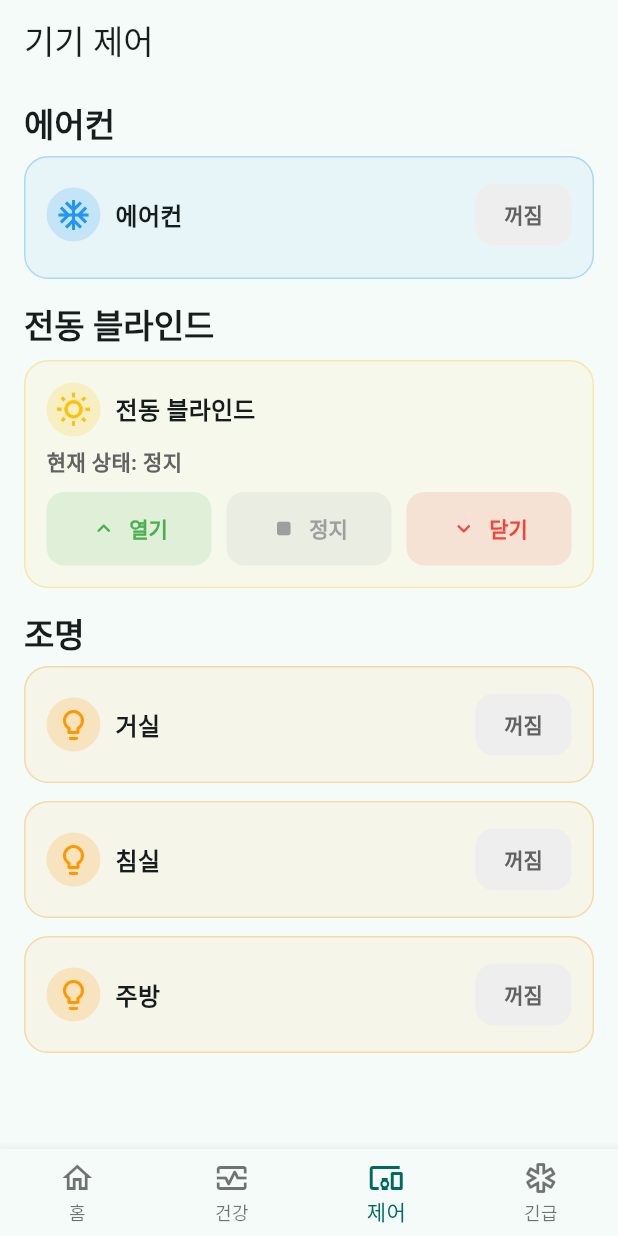
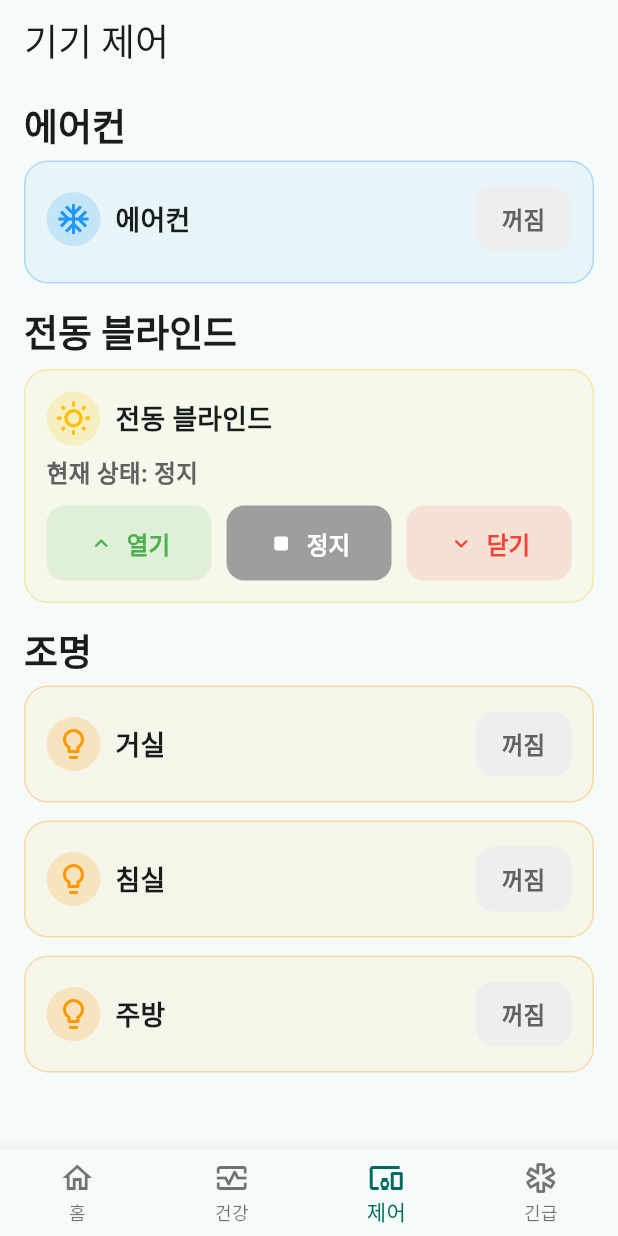
Before and after one commit to estherox123/finalhealthcheck, a Flutter app: the screen it shows after launch, item 3 of the bottom bar chosen, on a phone screen of 412 x 824 dp. Run offline on Flutter 3.47's test engine with Material 3 defaults, Android fonts, the phone set to English and light mode, and no system bars; our stand-ins replace fl_chart, package_info_plus, shared_preferences; missing offline and left inert: android_intent_plus, health; statements that could not run were skipped.

Commit message:
IOT buttons fixed, numbers and korean text size fixed

```diff
--- a/lib/pages/device_control_page.dart
+++ b/lib/pages/device_control_page.dart
@@ -1,3 +1,4 @@
+// lib/pages/device_control_page.dart
 import 'package:flutter/material.dart';
 
 import '../data/iot/device_control_controller.dart';
@@ -35,7 +36,7 @@ class _DeviceControlPageState extends State<DeviceControlPage> {
     final loading = _c.status != IotStatus.ready;
 
     return Scaffold(
-      appBar: AppBar(title: const Text('기기 제어')),
+      appBar: AppBar(title: Text('기기 제어', style: _kr(Theme.of(context).textTheme.titleLarge))),
       body: RefreshIndicator(
         onRefresh: () => _c.init(),
         child: ListView(
@@ -77,6 +78,12 @@ class _DeviceControlPageState extends State<DeviceControlPage> {
   }
 }
 
+/* --------------------------- 폰트 유틸(한글만 살짝 키우기) --------------------------- */
+
+const double _krScale = 1.12; // 한글 확대 배율(숫자 디스플레이는 제외)
+TextStyle? _kr(TextStyle? s, {double scale = _krScale}) =>
+    s?.copyWith(fontSize: (s.fontSize ?? 14) * scale);
+
 /* --------------------------- 공통 타이틀 --------------------------- */
 class _SectionTitle extends StatelessWidget {
   final String text;
@@ -86,10 +93,12 @@ class _SectionTitle extends StatelessWidget {
     padding: const EdgeInsets.only(bottom: 8),
     child: Text(
       text,
-      style: Theme.of(context)
+      style: _kr(
+        Theme.of(context)
             .textTheme
             .titleLarge
             ?.copyWith(fontWeight: FontWeight.w800),
+      ),
     ),
   );
 }
@@ -192,7 +201,6 @@ class _TimerGrid2x2 extends StatelessWidget {
   Widget build(BuildContext context) {
     const items = [0, 1, 2, 4];
     return LayoutBuilder(builder: (context, c) {
-      // 버튼 높이/패딩을 가로폭에 맞춰 살짝 보정
       final double w = c.maxWidth;
       final double h = w < 300 ? 44 : 50;
       final padV = w < 300 ? 10.0 : 12.0;
@@ -217,7 +225,7 @@ class _TimerGrid2x2 extends StatelessWidget {
                 shape: RoundedRectangleBorder(
                   borderRadius: BorderRadius.circular(12),
                 ),
-                textStyle: const TextStyle(fontWeight: FontWeight.w700),
+                textStyle: _kr(const TextStyle(fontWeight: FontWeight.w700)),
               ),
               child: FittedBox(
                 fit: BoxFit.scaleDown,
@@ -277,10 +285,12 @@ class _BlindsCard extends StatelessWidget {
           const SizedBox(height: 6),
           Text(
             '현재 상태: ${_label(status)}',
-            style: Theme.of(context)
+            style: _kr(
+              Theme.of(context)
                   .textTheme
                   .bodyMedium
                   ?.copyWith(color: Colors.grey[700], fontWeight: FontWeight.w600),
+            ),
           ),
           const SizedBox(height: 10),
           Row(
@@ -291,6 +301,7 @@ class _BlindsCard extends StatelessWidget {
                   label: '열기',
                   color: Colors.green,
                   onPressed: loading ? null : onOpen,
+                  selected: status == BlindsStatus.open,
                 ),
               ),
               const SizedBox(width: 10),
@@ -300,6 +311,7 @@ class _BlindsCard extends StatelessWidget {
                   label: '정지',
                   color: Colors.grey,
                   onPressed: loading ? null : onStop,
+                  selected: status == BlindsStatus.stop,
                 ),
               ),
               const SizedBox(width: 10),
@@ -309,10 +321,11 @@ class _BlindsCard extends StatelessWidget {
                   label: '닫기',
                   color: Colors.red,
                   onPressed: loading ? null : onClose,
+                  selected: status == BlindsStatus.close,
                 ),
               ),
             ],
-          ),
+          )
         ],
       ),
     );
@@ -321,7 +334,6 @@ class _BlindsCard extends StatelessWidget {
 
 /* ================================ 조명 ================================ */
 
-/// 방마다 “개별 카드”를 세로로 배치해, 꺼짐일 때는 매우 얇고 켜짐에서만 확장.
 class _LightsColumn extends StatelessWidget {
   final List<String> rooms;
   final IotSnapshot snapshot;
@@ -408,6 +420,7 @@ class _LightCard extends StatelessWidget {
                   BrightnessLevel.bright: '밝게',
                 },
                 onSelected: loading ? null : onBrightness,
+                center: true, // 중앙 정렬 + 가로폭 전체 사용
               ),
             )
                 : const SizedBox(height: 0),
@@ -456,10 +469,12 @@ class _HeaderRow extends StatelessWidget {
       Expanded(
         child: Text(
           title,
-          style: Theme.of(context)
+          style: _kr(
+            Theme.of(context)
                 .textTheme
                 .titleMedium
                 ?.copyWith(fontWeight: FontWeight.w800),
+          ),
         ),
       ),
       if (trailing != null) trailing!,
@@ -484,7 +499,7 @@ class _PrimaryButton extends StatelessWidget {
       foregroundColor: active ? Colors.white : Colors.grey.shade700,
       padding: const EdgeInsets.symmetric(horizontal: 14, vertical: 10),
       shape: RoundedRectangleBorder(borderRadius: BorderRadius.circular(12)),
-      textStyle: const TextStyle(fontWeight: FontWeight.w700),
+      textStyle: _kr(const TextStyle(fontWeight: FontWeight.w700)),
     ),
     child: Text(label),
   );
@@ -508,6 +523,7 @@ class _TempControlRow extends StatelessWidget {
           fit: BoxFit.scaleDown,
           child: Text(
             '$temp°C',
+            // 숫자 디스플레이 → 한글 확대 미적용
             style: Theme.of(context)
                 .textTheme
                 .displaySmall
@@ -547,36 +563,46 @@ class _ModeChips<T> extends StatelessWidget {
   final T value;
   final Map<T, String> items;
   final void Function(T v)? onSelected;
+  final bool center;
+
   const _ModeChips({
     required this.label,
     required this.value,
     required this.items,
     required this.onSelected,
+    this.center = false,
   });
 
   @override
-  Widget build(BuildContext context) => Column(
-    crossAxisAlignment: CrossAxisAlignment.start,
+  Widget build(BuildContext context) {
+    final wrapAlign = center ? WrapAlignment.center : WrapAlignment.start;
+
+    final labelStyle = _kr(
+      Theme.of(context).textTheme.bodyMedium?.copyWith(color: Colors.grey[700]),
+    );
+
+    final chipTextStyle = _kr(const TextStyle(fontWeight: FontWeight.w700));
+
+    final column = Column(
+      crossAxisAlignment:
+      center ? CrossAxisAlignment.center : CrossAxisAlignment.start,
       children: [
-      Text(
-        label,
-        style:
-        Theme.of(context).textTheme.bodyMedium?.copyWith(color: Colors.grey[700]),
-      ),
+        Text(label, textAlign: center ? TextAlign.center : TextAlign.start, style: labelStyle),
         const SizedBox(height: 6),
         Wrap(
+          alignment: wrapAlign,
+          runAlignment: wrapAlign,
           spacing: 8,
           runSpacing: 8,
           children: items.keys.map((k) {
             final sel = k == value;
             return ChoiceChip(
-            label: Text(items[k]!),
+              label: Text(items[k]!, style: chipTextStyle),
               selected: sel,
               onSelected: onSelected == null ? null : (_) => onSelected!(k),
               selectedColor: Theme.of(context).colorScheme.primary,
               labelStyle: TextStyle(
                 color: sel ? Colors.white : Colors.black87,
-              fontWeight: FontWeight.w700,
               ),
               side: const BorderSide(color: Colors.black12),
             );
@@ -584,6 +610,9 @@ class _ModeChips<T> extends StatelessWidget {
         ),
       ],
     );
+
+    return center ? SizedBox(width: double.infinity, child: column) : column;
+  }
 }
 
 class _BigAction extends StatelessWidget {
@@ -591,21 +620,40 @@ class _BigAction extends StatelessWidget {
   final String label;
   final Color color;
   final VoidCallback? onPressed;
-  const _BigAction(
-      {required this.icon, required this.label, required this.color, required this.onPressed});
+  final bool selected;
+
+  const _BigAction({
+    required this.icon,
+    required this.label,
+    required this.color,
+    required this.onPressed,
+    this.selected = false,
+  });
 
   @override
-  Widget build(BuildContext context) => ElevatedButton.icon(
+  Widget build(BuildContext context) {
+    final Color bgBase = selected ? color : color.withOpacity(.12);
+    final Color fgBase = selected ? Colors.white : color;
+
+    return ElevatedButton.icon(
       onPressed: onPressed,
       icon: Icon(icon),
-    label: Text(label),
+      label: Text(label, style: _kr(const TextStyle(fontWeight: FontWeight.w800))),
       style: ElevatedButton.styleFrom(
         elevation: 0,
         padding: const EdgeInsets.symmetric(vertical: 14),
-      backgroundColor: color.withOpacity(.12),
-      foregroundColor: color,
         shape: RoundedRectangleBorder(borderRadius: BorderRadius.circular(12)),
-      textStyle: const TextStyle(fontWeight: FontWeight.w800),
-    ),
+        backgroundColor: bgBase,
+        foregroundColor: fgBase,
+      ).merge(ButtonStyle(
+        backgroundColor: MaterialStateProperty.resolveWith((states) {
+          if (states.contains(MaterialState.pressed)) {
+            return selected ? color.withOpacity(.90) : color.withOpacity(.20);
+          }
+          return bgBase;
+        }),
+        foregroundColor: MaterialStatePropertyAll(fgBase),
+      )),
     );
   }
+}
--- a/lib/pages/sleep_detail_page.dart
+++ b/lib/pages/sleep_detail_page.dart
@@ -159,7 +159,7 @@ class _SleepDetailPageState extends HealthState<SleepDetailPage> {
           children: [
             if (errorMsg != null)
               Text(errorMsg!, style: TextStyle(color: Theme.of(context).colorScheme.error)),
-            Text('권한: ${authorized ? "허용됨" : "미허용"}'),
+            //Text('권한: ${authorized ? "허용됨" : "미허용"}'),
             const SizedBox(height: 8),
             ElevatedButton.icon(
               onPressed: authorized && !isLoadingData ? _loadDailySleep : null,
--- a/lib/pages/steps_page.dart
+++ b/lib/pages/steps_page.dart
@@ -180,7 +180,7 @@ class _StepsPageState extends HealthState<StepsPage> {
           children: [
             if (errorMsg != null)
               Text(errorMsg!, style: TextStyle(color: Theme.of(context).colorScheme.error)),
-            Text('권한: ${authorized ? "허용됨" : "미허용"}'),
+            //Text('권한: ${authorized ? "허용됨" : "미허용"}'),
             const SizedBox(height: 8),
             ElevatedButton.icon(
               onPressed: authorized && !isLoadingData ? _loadDailySteps : null,
```
Also changed, not shown: lib/pages/health_summary_page.dart (+91 -27 lines), lib/ui/typography_helpers.dart (added, +56 -0 lines). Lines whose indentation alone changed are shown as unchanged.
